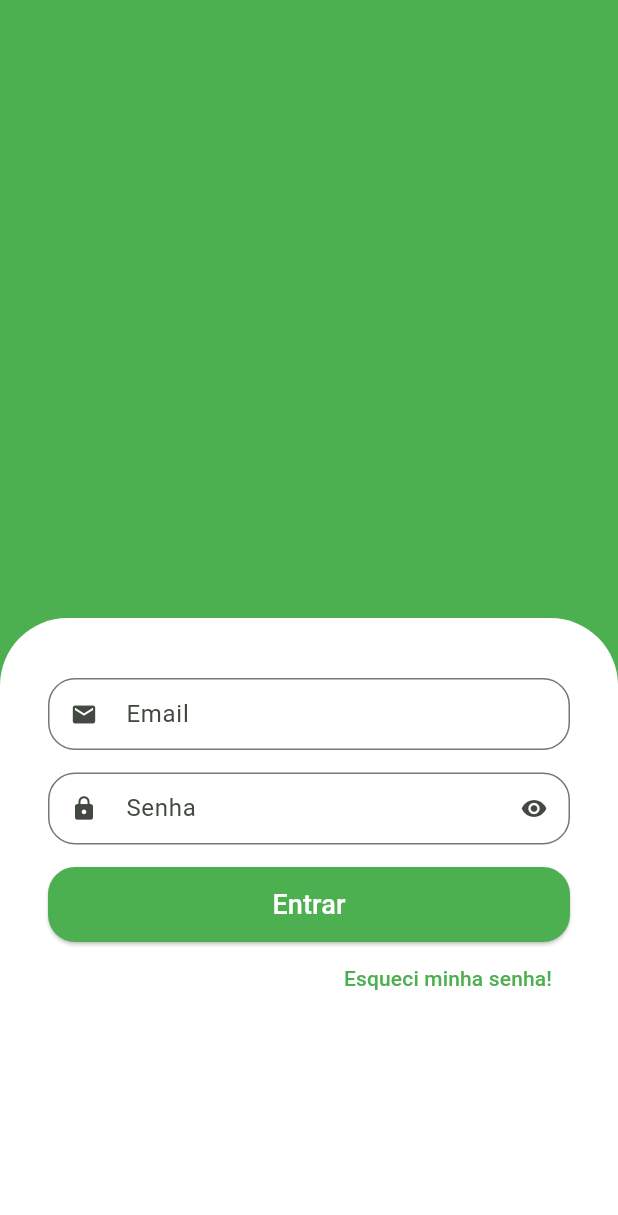
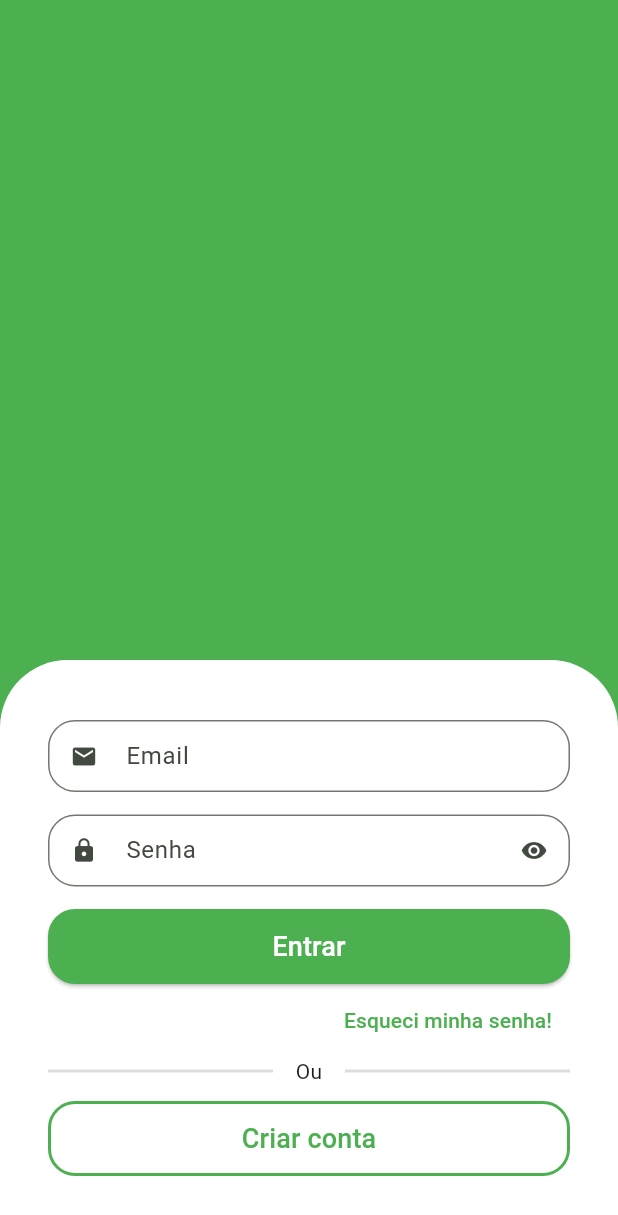
Before and after one commit to RomarioCabo/greengrocer, a Flutter app: the screen it shows after launch, on a phone screen of 412 x 824 dp. Shown: the top 1215 px of the screen. Run offline on Flutter 3.47's test engine with Material 3 defaults, Android fonts, the phone set to English and light mode, and no system bars.

Commit message:
Ajuste para tela de login

```diff
--- a/lib/src/auth/sign_in_screen.dart
+++ b/lib/src/auth/sign_in_screen.dart
@@ -15,8 +15,7 @@ class SignInScreen extends StatelessWidget {
               color: Colors.green,
             ),
           ),
-          Expanded(
-            child: Container(
+          Container(
             padding: const EdgeInsets.symmetric(
               horizontal: 32,
               vertical: 40,
@@ -67,9 +66,52 @@ class SignInScreen extends StatelessWidget {
                       ),
                     ),
                   ),
-                  )
+                ),
+                Padding(
+                  padding: const EdgeInsets.only(bottom: 10.0),
+                  child: Row(
+                    children: [
+                      Expanded(
+                        child: Divider(
+                          color: Colors.grey.withAlpha(90),
+                          thickness: 2,
+                        ),
+                      ),
+                      const Padding(
+                        padding: EdgeInsets.symmetric(horizontal: 15),
+                        child: Text(
+                          'Ou',
+                        ),
+                      ),
+                      Expanded(
+                        child: Divider(
+                          color: Colors.grey.withAlpha(90),
+                          thickness: 2,
+                        ),
+                      ),
                     ],
                   ),
+                ),
+                SizedBox(
+                  height: 50,
+                  child: OutlinedButton(
+                    style: OutlinedButton.styleFrom(
+                      shape: RoundedRectangleBorder(
+                        borderRadius: BorderRadius.circular(18.0)
+                      ),
+                      side: const BorderSide(
+                        width: 2,
+                        color: Colors.green,
+                      ),
+                    ),
+                    onPressed: () {},
+                    child: const Text(
+                      'Criar conta',
+                      style: TextStyle(color: Colors.green, fontSize: 18.0),
+                    ),
+                  ),
+                ),
+              ],
             ),
           ),
         ],
```
Lines whose indentation alone changed are shown as unchanged.
